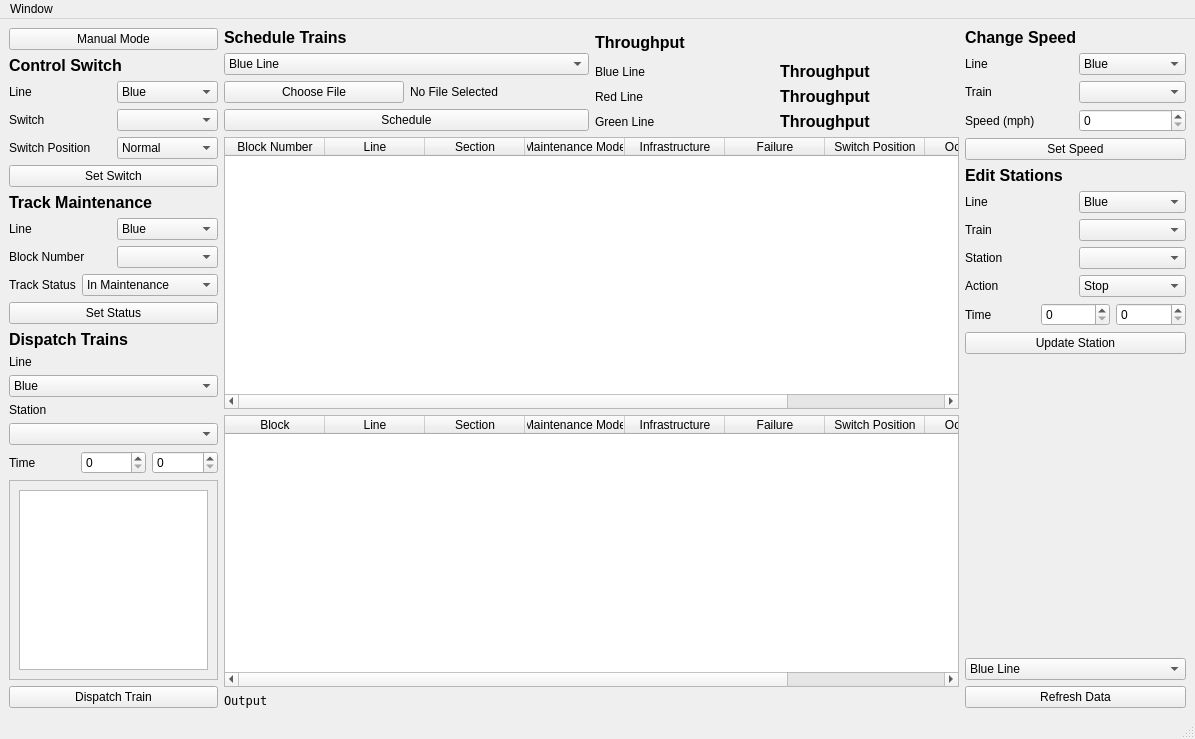
ece1140thebteam/train_system_sim, file CTCOffice/ui/ctcOfficeLayout.ui: the form before one commit.
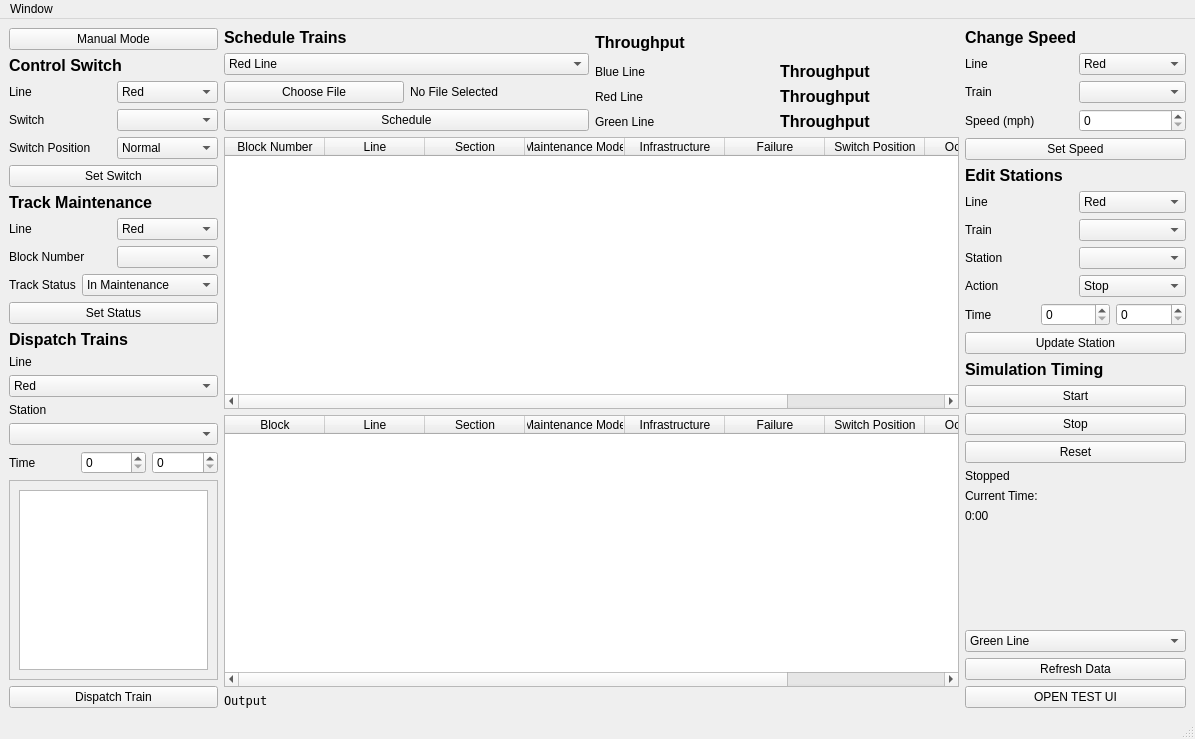
The form after the commit.

```diff
--- a/CTCOffice/ui/ctcOfficeLayout.ui
+++ b/CTCOffice/ui/ctcOfficeLayout.ui
@@ -71,11 +71,6 @@
           </item>
           <item>
            <widget class="QComboBox" name="comboBox_controlSwitch_Line">
-            <item>
-             <property name="text">
-              <string>Blue</string>
-             </property>
-            </item>
             <item>
              <property name="text">
               <string>Red</string>
@@ -164,11 +159,6 @@
           </item>
           <item>
            <widget class="QComboBox" name="comboBox_trackMaintenance_line">
-            <item>
-             <property name="text">
-              <string>Blue</string>
-             </property>
-            </item>
             <item>
              <property name="text">
               <string>Red</string>
@@ -258,11 +248,6 @@
         </item>
         <item>
          <widget class="QComboBox" name="comboBox_dispatchTrain_line">
-          <item>
-           <property name="text">
-            <string>Blue</string>
-           </property>
-          </item>
           <item>
            <property name="text">
             <string>Red</string>
@@ -367,11 +352,6 @@
           </item>
           <item>
            <widget class="QComboBox" name="comboBox">
-            <item>
-             <property name="text">
-              <string>Blue Line</string>
-             </property>
-            </item>
             <item>
              <property name="text">
               <string>Red Line</string>
@@ -671,11 +651,6 @@
           </item>
           <item>
            <widget class="QComboBox" name="comboBox_changeSpeed_line">
-            <item>
-             <property name="text">
-              <string>Blue</string>
-             </property>
-            </item>
             <item>
              <property name="text">
               <string>Red</string>
@@ -753,11 +728,6 @@
           </item>
           <item>
            <widget class="QComboBox" name="comboBox_editStations_line">
-            <item>
-             <property name="text">
-              <string>Blue</string>
-             </property>
-            </item>
             <item>
              <property name="text">
               <string>Red</string>
@@ -864,6 +834,61 @@
           </property>
          </widget>
         </item>
+        <item>
+         <widget class="QLabel" name="label_26">
+          <property name="font">
+           <font>
+            <pointsize>12</pointsize>
+            <bold>true</bold>
+           </font>
+          </property>
+          <property name="text">
+           <string>Simulation Timing</string>
+          </property>
+         </widget>
+        </item>
+        <item>
+         <widget class="QPushButton" name="pushButton_startSim">
+          <property name="text">
+           <string>Start</string>
+          </property>
+         </widget>
+        </item>
+        <item>
+         <widget class="QPushButton" name="pushButton_stopSim">
+          <property name="text">
+           <string>Stop</string>
+          </property>
+         </widget>
+        </item>
+        <item>
+         <widget class="QPushButton" name="pushButton_resetSim">
+          <property name="text">
+           <string>Reset</string>
+          </property>
+         </widget>
+        </item>
+        <item>
+         <widget class="QLabel" name="label_simStatus">
+          <property name="text">
+           <string>Stopped</string>
+          </property>
+         </widget>
+        </item>
+        <item>
+         <widget class="QLabel" name="label_31">
+          <property name="text">
+           <string>Current Time: </string>
+          </property>
+         </widget>
+        </item>
+        <item>
+         <widget class="QLabel" name="label_currentTime">
+          <property name="text">
+           <string>0:00</string>
+          </property>
+         </widget>
+        </item>
         <item>
          <spacer name="verticalSpacer_3">
           <property name="orientation">
@@ -881,16 +906,6 @@
       </item>
       <item>
        <widget class="QComboBox" name="comboBox_selectLineGraph">
-        <item>
-         <property name="text">
-          <string>Blue Line</string>
-         </property>
-        </item>
-        <item>
-         <property name="text">
-          <string>Red Line</string>
-         </property>
-        </item>
         <item>
          <property name="text">
           <string>Green Line</string>
@@ -905,6 +920,13 @@
         </property>
        </widget>
       </item>
+      <item>
+       <widget class="QPushButton" name="pushButton_openTestUi">
+        <property name="text">
+         <string>OPEN TEST UI</string>
+        </property>
+       </widget>
+      </item>
      </layout>
     </item>
    </layout>
```
Left out of the diff: 35 changed lines with no effect on the pictures.
